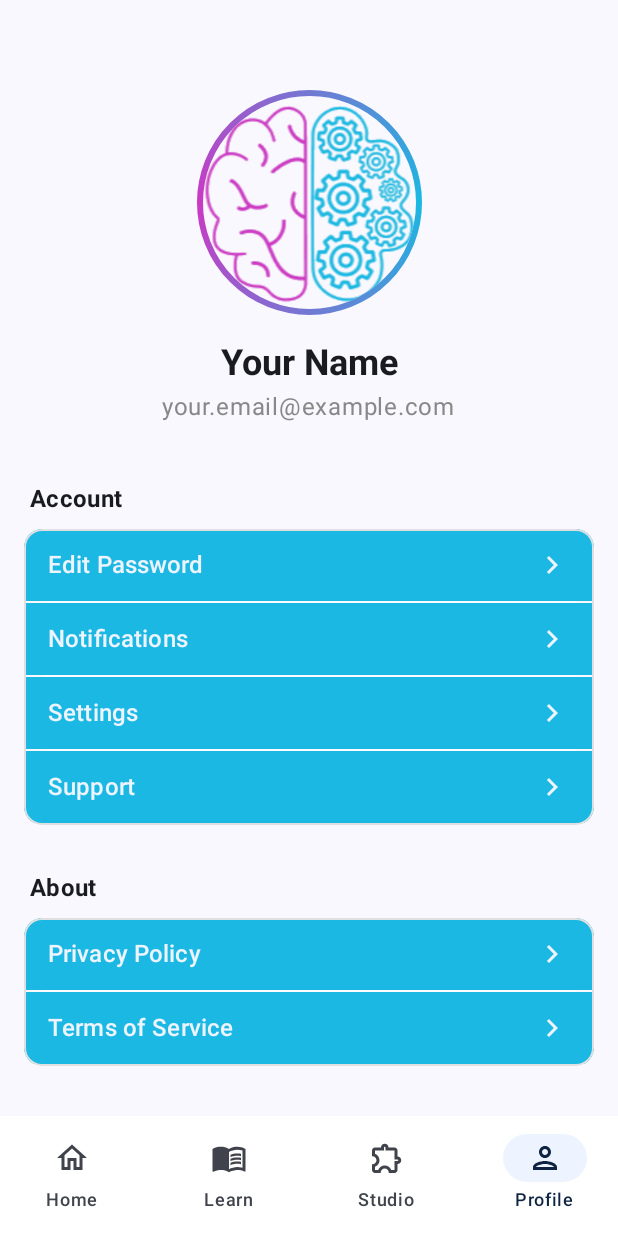
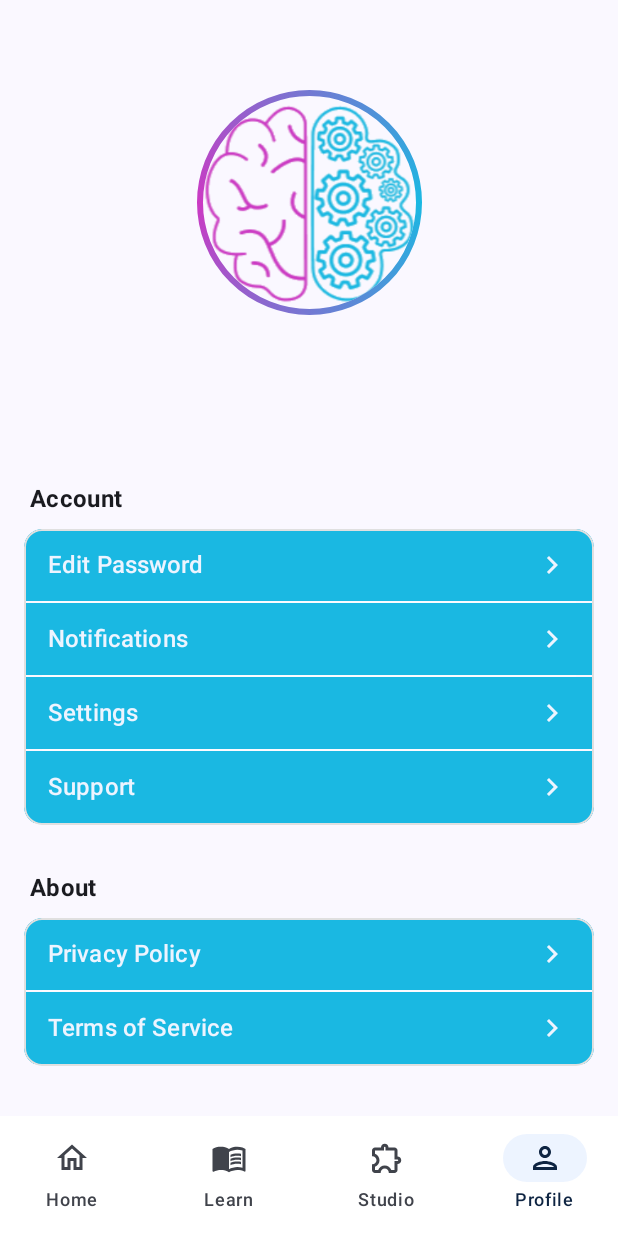
Before and after one commit to MaxNap/ai-lingo-android, an Android app built with Jetpack Compose: the ProfileScreen screen opened through its navigation route, on a phone screen of 412 x 824 dp. Run offline under Robolectric (Android 15) with nearby library versions, the phone set to English and light mode, and no system bars; our stand-ins replace Firebase (no records; nobody signed in at launch, a user with empty details on screens opened directly).

Commit message:
Content: Support + PrivacyPolicy - Link user info
Added Support email link (copy to clipboard)
Link to Privacy Policy
Display Username and email

```diff
--- a/app/src/main/java/com/ailingo/app/ui/screens/ProfileScreen.kt
+++ b/app/src/main/java/com/ailingo/app/ui/screens/ProfileScreen.kt
@@ -1,5 +1,6 @@
 package com.ailingo.app.ui.screens
 
+import android.content.Intent
 import android.widget.Toast
 import androidx.compose.foundation.BorderStroke
 import androidx.compose.foundation.Image
@@ -28,9 +29,14 @@ import androidx.navigation.compose.rememberNavController
 import com.ailingo.app.R
 import com.google.firebase.auth.FirebaseAuth
 import androidx.compose.foundation.shape.RoundedCornerShape
+import androidx.compose.foundation.text.ClickableText
+import androidx.compose.ui.platform.LocalClipboardManager
 import androidx.compose.ui.platform.LocalContext
+import androidx.compose.ui.text.AnnotatedString
+import androidx.compose.ui.text.buildAnnotatedString
 import androidx.compose.ui.text.input.PasswordVisualTransformation
 import com.google.firebase.auth.EmailAuthProvider
+import android.net.Uri
 
 
 private val BrandBlue = Color(0xFF1AB8E2)
@@ -53,6 +59,8 @@ fun ProfileScreen(
     userName: String = "Your Name",
     userEmail: String = "your.email@example.com"
 ) {
+    val user = FirebaseAuth.getInstance().currentUser
+
     val gradientBrush = remember {
         Brush.sweepGradient(
             listOf(
@@ -65,6 +73,7 @@ fun ProfileScreen(
     val borderWidth = 4.dp
 
     val context = LocalContext.current
+    val clipboardManager = LocalClipboardManager.current
     var activeSection by remember { mutableStateOf<Section?>(null) }
     var deleteAccount by remember { mutableStateOf("") }
 
@@ -169,9 +178,15 @@ fun ProfileScreen(
                         // ↑ Verify correct input → Delete Account → Return to home page
                     }
                     Section.Support -> {
+                        val supportEmail = "support@ailingo.com"
+                        clipboardManager.setText(AnnotatedString(supportEmail))
+                        Toast.makeText(context, "Email copied to clipboard", Toast.LENGTH_SHORT).show()
                         // ↑ Link: Support Email (placeholder email)
                     }
                     Section.PrivacyPolicy -> {
+                        val privacyPolicyUrl = "https://www.freeprivacypolicy.com/live/13e82723-8e50-48f0-b47f-ee2c4e06e633"
+                        val intent = Intent(Intent.ACTION_VIEW, Uri.parse(privacyPolicyUrl))
+                        context.startActivity(intent)
                         // ↑ Link: [https://www.freeprivacypolicy.com/live/13e82723-8e50-48f0-b47f-ee2c4e06e633]
                     }
                     Section.TermsOfService -> {
@@ -209,13 +224,13 @@ fun ProfileScreen(
         )
         Spacer(modifier = Modifier.height(16.dp))
         Text(
-            text = userName,
+            text = user?.displayName ?: userName,
             style = MaterialTheme.typography.headlineSmall,
             fontWeight = FontWeight.Bold
         )
         Spacer(modifier = Modifier.height(4.dp))
         Text(
-            text = userEmail,
+            text = user?.email ?: userEmail,
             style = MaterialTheme.typography.bodyLarge,
             color = Color.Gray
         )
```
